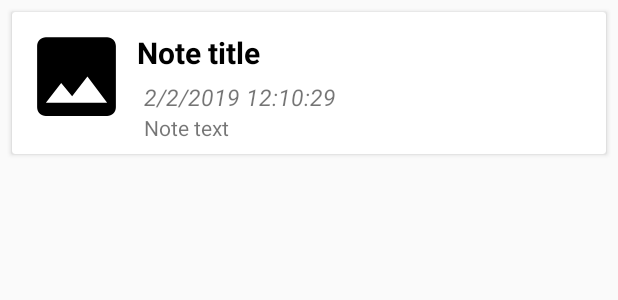
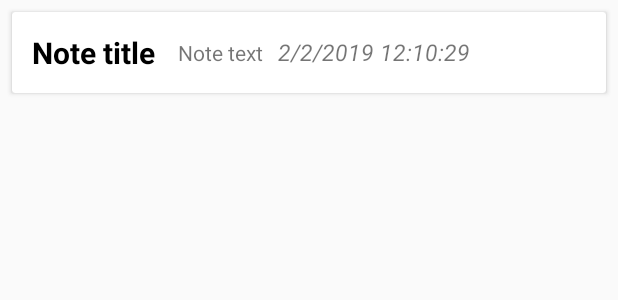
Before and after one commit to kelechiokwuriki/Notes-app, an Android app: the layout view_notes.xml on its own in the app's theme, with its tools: preview values and no code run, on a phone screen of 412 x 824 dp. Shown: the top 300 px of the screen. Run offline under Robolectric (Android 15) with nearby library versions, the phone set to English and light mode, and no system bars.

```diff
--- a/app/src/main/res/layout/view_news.xml
+++ b/app/src/main/res/layout/view_news.xml
@@ -48,7 +48,6 @@
         <TextView
             android:id="@+id/newsUrlId"
             android:paddingLeft="5dp"
-
             android:text="Note url"
             android:textStyle="normal"
             android:layout_width="wrap_content"
--- a/app/src/main/res/layout/view_notes.xml
+++ b/app/src/main/res/layout/view_notes.xml
@@ -18,16 +18,16 @@
         android:layout_height="wrap_content">
 
 
-        <ImageView
-            android:id="@+id/noteImageInCard"
-            android:src="@drawable/ic_image_black_24dp"
-            android:layout_width="70dp"
-            android:layout_height="70dp" />
+        <!--<ImageView-->
+            <!--android:id="@+id/noteImageInCard"-->
+            <!--android:src="@drawable/ic_image_black_24dp"-->
+            <!--android:layout_width="70dp"-->
+            <!--android:layout_height="70dp" />-->
 
-        <LinearLayout
-            android:orientation="vertical"
-            android:layout_width="match_parent"
-            android:layout_height="wrap_content">
+        <!--<LinearLayout-->
+            <!--android:orientation="vertical"-->
+            <!--android:layout_width="match_parent"-->
+            <!--android:layout_height="wrap_content">-->
 
 
 
@@ -39,30 +39,32 @@
                 android:textStyle="bold"
                 android:textSize="20sp"
                 android:padding="5dp"
-                android:layout_width="match_parent"
-                android:layout_height="wrap_content" />
-
-            <TextView
-                android:id="@+id/dateTextInCardView"
-                android:lines="1"
-                android:text="2/2/2019 12:10:29"
-                android:textStyle="italic"
-                android:gravity="center_vertical|start"
-                android:layout_marginLeft="10dp"
-                android:textSize="15sp"
                 android:layout_width="wrap_content"
                 android:layout_height="wrap_content" />
 
             <TextView
                 android:id="@+id/noteTextIdCardView"
                 android:text="Note text"
+                android:textStyle="normal"
                 android:gravity="center_vertical|start"
-                android:textStyle="normal"
                 android:layout_marginLeft="10dp"
                 android:layout_width="wrap_content"
-                android:layout_height="wrap_content" />
+                android:layout_height="match_parent" />
 
-        </LinearLayout>
+            <TextView
+                android:id="@+id/dateTextInCardView"
+                android:lines="1"
+                android:gravity="center_vertical|start"
+                android:text="2/2/2019 12:10:29"
+                android:textStyle="italic"
+                android:layout_marginLeft="10dp"
+                android:textSize="15sp"
+                android:layout_width="wrap_content"
+                android:layout_height="match_parent" />
+
+
+
+        <!--</LinearLayout>-->
 
 
 
--- a/build.gradle
+++ b/build.gradle
@@ -7,7 +7,7 @@ buildscript {
 
     }
     dependencies {
-        classpath 'com.android.tools.build:gradle:3.3.2'
+        classpath 'com.android.tools.build:gradle:3.4.0'
 
         // NOTE: Do not place your application dependencies here; they belong
         // in the individual module build.gradle files
```
Also changed, not shown: app/src/main/java/com/example/notebookapp/adapters/NewsRecyclerAdapter.java (+40 -3 lines), app/src/main/java/com/example/notebookapp/fragments/viewNewsFragment.java (+9 -64 lines), gradle/wrapper/gradle-wrapper.properties, 1 other file.
